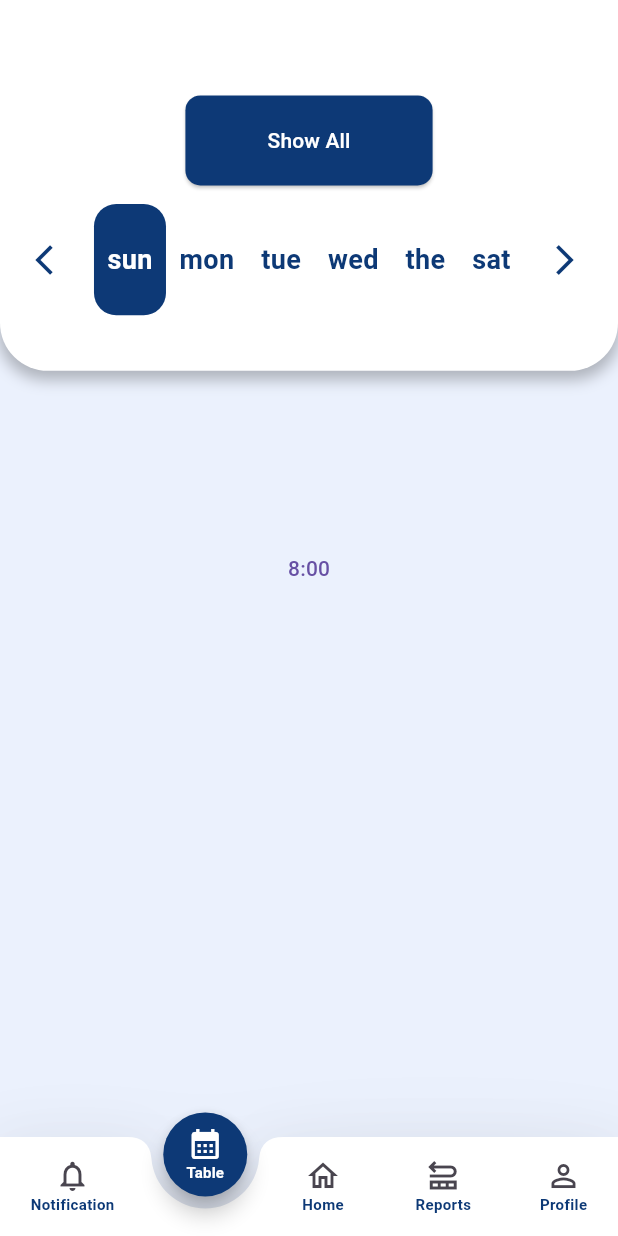
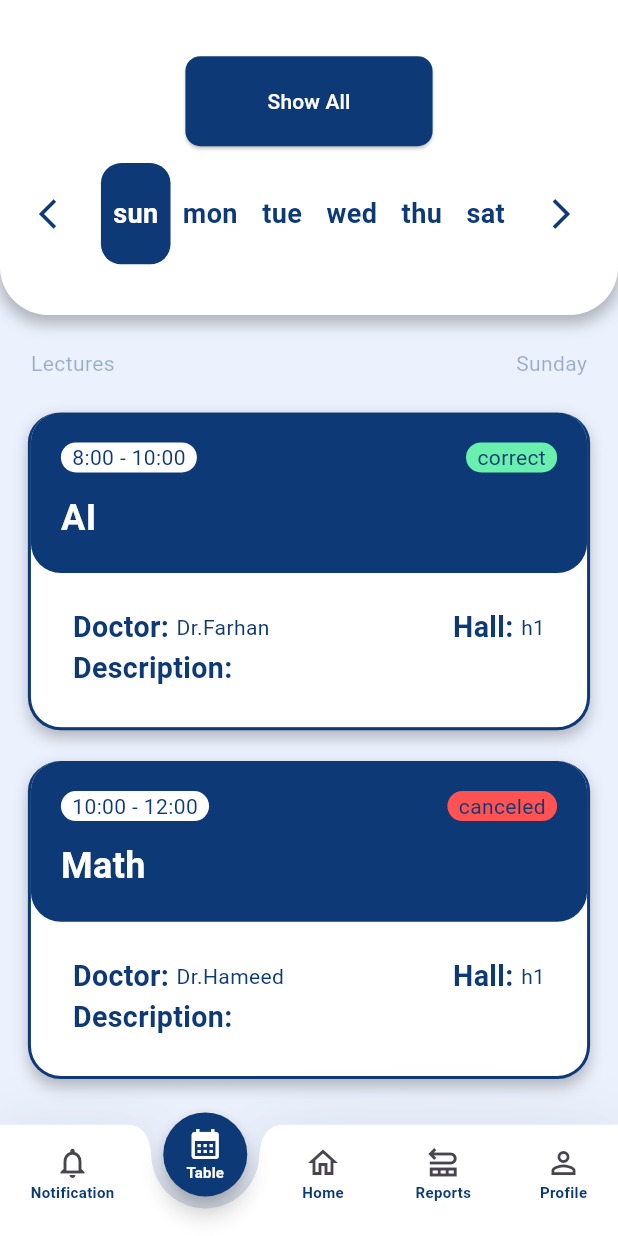
Before and after one commit to EngCodersSpace/UniversityGraduationProject, a Flutter app: the PhoneMainView screen opened directly, item 2 of the bottom bar chosen, after a tap on "sun", on a phone screen of 412 x 824 dp. Run offline on Flutter 3.47's test engine with Material 3 defaults, Android fonts, the phone set to English and light mode, and no system bars; our stand-ins replace get; accounts and stored records are empty.

Commit message:
Update TableTimeView: create Lecture cards

```diff
--- a/ibb_university_students_services/lib/app/components/lecture_card.dart
+++ b/ibb_university_students_services/lib/app/components/lecture_card.dart
@@ -1,12 +1,115 @@
+
+
+// ignore_for_file: must_be_immutable
+
 import 'package:flutter/material.dart';
+import 'package:get/get.dart';
+import 'package:ibb_university_students_services/app/components/custom_text.dart';
+import 'package:ibb_university_students_services/app/models/structuers/table_time_structure.dart';
+
+import '../globals.dart';
 
 class LectureCard extends StatelessWidget {
-  const LectureCard({super.key});
+
+  TableDayContent? content;
+  double height;
+
+  LectureCard({
+    super.key,
+    required this.content,
+    required this.height,
+  });
 
   @override
   Widget build(BuildContext context) {
     return Container(
+      height: height,
+      width: double.maxFinite,
+      padding: const EdgeInsets.only(bottom: 10),
+      decoration: BoxDecoration(
+        color: AppColors.mainCardColor,
+        border: Border(
+          bottom: BorderSide(color: AppColors.inverseCardColor,width: 2,strokeAlign: 1),
+          right: BorderSide(color: AppColors.inverseCardColor,width: 2,strokeAlign: 1),
+          left: BorderSide(color: AppColors.inverseCardColor,width: 2,strokeAlign: 1),
+        ),
+        boxShadow: const [
+          BoxShadow(
+            color: Colors.black26,
+            spreadRadius: 1,
+            blurRadius: 8,
+            offset: Offset(0, 5),
+          )
+        ],
+        borderRadius:
+        const BorderRadius.all(Radius.circular(20)),
+      ),
+      child: Column(
+        mainAxisAlignment: MainAxisAlignment.spaceBetween,
+        crossAxisAlignment: CrossAxisAlignment.start,
+        children: [
+          Container(
+            height: height*0.51,
+            width: double.maxFinite,
+            padding: const EdgeInsets.all(20),
+            decoration: BoxDecoration(
+              color: AppColors.inverseCardColor,
+              borderRadius:
+              const BorderRadius.all(Radius.circular(20)),
+            ),
+            child: Column(
+              mainAxisAlignment: MainAxisAlignment.spaceBetween,
+              crossAxisAlignment: CrossAxisAlignment.start,
+              children: [
+                Row(
+                  mainAxisAlignment: MainAxisAlignment.spaceBetween,
+                  children: [
+                    Container(
+                      decoration:BoxDecoration(
+                        color: AppColors.mainCardColor,
+                        borderRadius:
+                        const BorderRadius.all(Radius.circular(32)),
+                      ),
+                      child: SecText("  ${content?.startTime} - ${content?.endTime}  "),
+                    ),
+                    Container(
+                      decoration:BoxDecoration(
+                        color:(content?.canceled?.value??false)?Colors.redAccent:Colors.greenAccent,
+                        borderRadius:
+                        const BorderRadius.all(Radius.circular(32)),
+                      ),
+                      child: (content?.canceled?.value??false)?SecText("  canceled  "):SecText("  correct  "),
+                    ),
+                  ],
+                ),
+                MainText(content?.title.value??"Unknown".tr),
+              ],
+            ),
+          ),
+          Padding(
+            padding: const EdgeInsets.symmetric(vertical: 16,horizontal: 28),
+            child: Column(
+              mainAxisAlignment: MainAxisAlignment.spaceEvenly,
+              crossAxisAlignment: CrossAxisAlignment.start,
+              children: [
+                Row(
+                  mainAxisAlignment: MainAxisAlignment.spaceBetween,
+                  children: [
+                    Row(children:[SecText("Doctor: ",fontWeight: FontWeight.bold,fontSize: 19),SecText("Dr.${content?.doctor??"-------"}")],),
+                    Row(children:[SecText("Hall: ",fontWeight: FontWeight.bold,fontSize: 19),SecText("${content?.hall??"-------"}")],),
+              ],
+            ),
+                Row(
+                  mainAxisAlignment: MainAxisAlignment.spaceBetween,
+                  children: [
+                    SecText("Description: ",fontWeight: FontWeight.bold,fontSize: 19),
+                    SecText("${content?.description??"-------"}")
+                  ],
+                ),
 
+          ]),)
+        ],
+      ),
     );
   }
 }
--- a/ibb_university_students_services/lib/app/controllers/tabs_controller/table_tab_view_controller.dart
+++ b/ibb_university_students_services/lib/app/controllers/tabs_controller/table_tab_view_controller.dart
@@ -5,14 +5,45 @@ import 'package:ibb_university_students_services/app/models/table_time_model.dar
 
 class TableTabController extends GetxController {
   TableTime? tableTime = TableTimeModel.fetchTable();
+  List<TableDayContent>? selectedDay;
   RxInt selected = 0.obs;
+  String selectedDayName = "Sunday";
+
   @override
   void onInit() {
     // TODO: implement onInit
+    selectedDay = tableTime?.sun;
     super.onInit();
   }
-
-
+  void selectedDayChange(int index){
+    selected.value = index;
+    switch(index){
+      case 0:
+        selectedDay = tableTime?.sun;
+        selectedDayName = "Sunday";
+        break;
+      case 1:
+        selectedDay = tableTime?.mon;
+        selectedDayName = "Monday";
+        break;
+      case 2:
+        selectedDay = tableTime?.tue;
+        selectedDayName = "Tuesday";
+        break;
+      case 3:
+        selectedDay = tableTime?.wed;
+        selectedDayName = "Wednesday";
+        break;
+      case 4:
+        selectedDay = tableTime?.the;
+        selectedDayName = "Thursday";
+        break;
+      case 5:
+        selectedDay = tableTime?.sat;
+        selectedDayName = "Saturday";
+        break;
+    }
+  }
   @override
   void onClose() {}
 }
--- a/ibb_university_students_services/lib/app/models/structuers/table_time_structure.dart
+++ b/ibb_university_students_services/lib/app/models/structuers/table_time_structure.dart
@@ -23,12 +23,16 @@ class TableDayContent{
     required this.title,
     required this.startTime,
     required this.endTime,
+    this.doctor,
     this.hall ,
-    this.description
+    this.description,
+    this.canceled ,
 });
   RxString title;
   RxString startTime;
   RxString endTime;
+  RxString? doctor;
   RxString? hall;
   RxString? description;
+  RxBool? canceled = RxBool(false);
 }
--- a/ibb_university_students_services/lib/app/models/table_time_model.dart
+++ b/ibb_university_students_services/lib/app/models/table_time_model.dart
@@ -13,28 +13,59 @@ class TableTimeModel {
         {
           "title": "AI",
           "startTime": "8:00",
-          "endTime":"10:00",
+          "endTime": "10:00",
+          "doctor": "Farhan",
           "hall": "h1",
           "description": null
         },
         {
           "title": "Math",
           "startTime": "10:00",
-          "endTime":"12:00",
+          "endTime": "12:00",
+          "doctor": "Hameed",
           "hall": "h1",
-          "description": null
+          "description": null,
+          "canceled": true,
         }
       ],
       'mon': [
         {
           "title": "English",
           "startTime": "8:30",
-          "endTime":"10:30",
+          "endTime": "10:30",
+          "doctor": "Ahmed",
           "hall": "h1",
           "description": null
         }
       ],
-      'tue': [],
+      'tue': [
+        {
+          "title": "AI",
+          "startTime": "8:00",
+          "endTime": "10:00",
+          "doctor": "Farhan",
+          "hall": "h1",
+          "description": null
+        },
+        {
+          "title": "Math",
+          "startTime": "10:00",
+          "endTime": "12:00",
+          "doctor": "Hameed",
+          "hall": "h1",
+          "description": null,
+          "canceled": true,
+        },
+        {
+          "title": "Math",
+          "startTime": "12:00",
+          "endTime": "02:00",
+          "doctor": "Hameed",
+          "hall": "h1",
+          "description": null,
+          "canceled": true,
+        }
+      ],
       'wed': [],
       'the': [],
       'sat': [],
@@ -50,11 +81,13 @@ class TableTimeModel {
       if (response[key] != null) {
         for (var item in response[key]) {
           days[key]?.add(TableDayContent(
-              title: RxString(item["title"]??""),
-              startTime: RxString(item["startTime"]??""),
-              endTime: RxString(item["endTime"]??""),
-              hall: RxString(item["hall"]??""),
-              description: RxString(item["description"]??"")));
+              title: RxString(item["title"] ?? ""),
+              startTime: RxString(item["startTime"] ?? ""),
+              endTime: RxString(item["endTime"] ?? ""),
+              doctor: RxString(item["doctor"]??""),
+              hall: RxString(item["hall"] ?? ""),
+              description: RxString(item["description"] ?? ""),
+              canceled: RxBool(item["canceled"]??false)));
         }
       }
     }
--- a/ibb_university_students_services/lib/app/views/main_view/phones_main_view.dart
+++ b/ibb_university_students_services/lib/app/views/main_view/phones_main_view.dart
@@ -99,7 +99,7 @@ class PhoneMainView extends GetView<MainController> {
           color: AppColors.backColor,
           shadowColor: Colors.black,
           elevation: 32,
-          height:(Get.locale?.languageCode == 'en')?height * 0.08:height * 0.09,
+          height:(Get.locale?.languageCode == 'en')?height * 0.09:height * 0.09,
           padding: EdgeInsets.symmetric(
               vertical: height * 0.007, horizontal: width * 0.03),
           notchMargin: 8,
--- a/ibb_university_students_services/lib/app/views/table_tab_view/phones_table_tab_view.dart
+++ b/ibb_university_students_services/lib/app/views/table_tab_view/phones_table_tab_view.dart
@@ -3,7 +3,9 @@
 import 'package:flutter/material.dart';
 import 'package:get/get.dart';
 import 'package:ibb_university_students_services/app/components/buttons.dart';
+import 'package:ibb_university_students_services/app/components/custom_text.dart';
 import 'package:ibb_university_students_services/app/components/day_cards.dart';
+import 'package:ibb_university_students_services/app/components/lecture_card.dart';
 
 import '../../controllers/tabs_controller/table_tab_view_controller.dart';
 import '../../globals.dart';
@@ -11,15 +13,43 @@ import '../../globals.dart';
 class PhoneTableTabView extends GetView<TableTabController> {
   PhoneTableTabView({super.key});
 
-  double height = Get.height;
+  double height = Get.height * (1 - 0.09);
   double width = Get.width;
 
   @override
   Widget build(BuildContext context) {
     return Obx(() => Stack(
           children: [
+            Align(
+              alignment: Alignment.bottomCenter,
+              child: SizedBox(
+                width: width,
+                height: height*0.72,
+                child: SingleChildScrollView(
+                  padding: EdgeInsets.symmetric(horizontal: width*0.05,vertical: height*0.03),
+                  child:Column(
+                    children: [
+                      Row(
+                        mainAxisAlignment: MainAxisAlignment.spaceBetween,
+                        children: [
+                          SecText("Lectures",textColor: AppColors.inverseSecTextColor),
+                          SecText(controller.selectedDayName,textColor: AppColors.inverseSecTextColor)
+                        ],
+                      ),
+                      SizedBox(height: height*0.03),
+                      for(int i=0; i<(controller.selectedDay?.length??0);i++)...[
+                        LectureCard(content: controller.selectedDay?[i], height: height*0.56*(1/2),),
+                        if(i<((controller.selectedDay?.length??0)-1))
+                          SizedBox(height: height*0.03,)
+                      ]
+
+                    ],
+                  ),
+                )
+              ),
+            ),
             Container(
-                height: height * 0.3,
+                height: height * 0.28,
                 width: width,
                 decoration: BoxDecoration(
                   color: AppColors.mainCardColor,
@@ -32,7 +62,7 @@ class PhoneTableTabView extends GetView<TableTabController> {
                     )
                   ],
                   borderRadius:
-                      const BorderRadius.vertical(bottom: Radius.circular(32)),
+                  const BorderRadius.vertical(bottom: Radius.circular(32)),
                 ),
                 child: Column(
                   mainAxisAlignment: MainAxisAlignment.end,
@@ -66,7 +96,7 @@ class PhoneTableTabView extends GetView<TableTabController> {
                                 text: "sun",
                                 selected: (controller.selected.value == 0),
                                 onPress: () {
-                                  controller.selected.value = 0;
+                                  controller.selectedDayChange(0);
                                 },
                               ),
                               DayCard(
@@ -74,35 +104,35 @@ class PhoneTableTabView extends GetView<TableTabController> {
                                   text: "mon",
                                   selected: (controller.selected.value == 1),
                                   onPress: () {
-                                    controller.selected.value = 1;
+                                    controller.selectedDayChange(1);
                                   }),
                               DayCard(
                                   height: height * 0.09,
                                   text: "tue",
                                   selected: (controller.selected.value == 2),
                                   onPress: () {
-                                    controller.selected.value = 2;
+                                    controller.selectedDayChange(2);
                                   }),
                               DayCard(
                                   height: height * 0.09,
                                   text: "wed",
                                   selected: (controller.selected.value == 3),
                                   onPress: () {
-                                    controller.selected.value = 3;
+                                    controller.selectedDayChange(3);
                                   }),
                               DayCard(
                                   height: height * 0.09,
-                                  text: "the",
+                                  text: "thu",
                                   selected: (controller.selected.value == 4),
                                   onPress: () {
-                                    controller.selected.value = 4;
+                                    controller.selectedDayChange(4);
                                   }),
                               DayCard(
                                   height: height * 0.09,
                                   text: "sat",
                                   selected: (controller.selected.value == 5),
                                   onPress: () {
-                                    controller.selected.value = 5;
+                                    controller.selectedDayChange(5);
                                   }),
                             ],
                           ),
@@ -122,12 +152,6 @@ class PhoneTableTabView extends GetView<TableTabController> {
                     )
                   ],
                 )),
-            Center(
-              child: TextButton(
-                onPressed: () {},
-                child: Text(controller.tableTime?.sun?.first.startTime.value ?? ""),
-              ),
-            ),
           ],
         ));
   }
```
